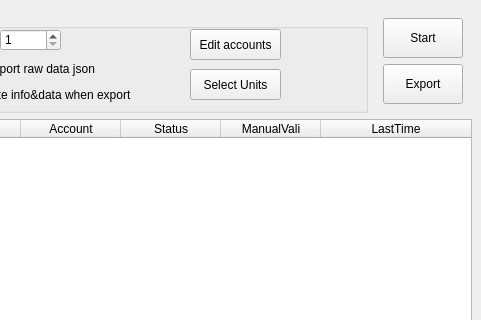
Qt form ui_parts/autobox.ui (cca2878/autobox) before a commit; both pictures show x 89 to 570 and y 0 to 320 of the 570 by 620 pixel window.
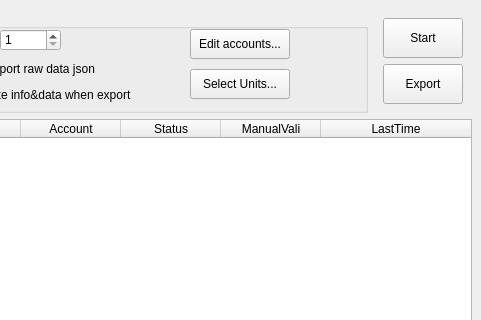
The same form after that commit.

Commit message: Support importing accounts & Fix xlsx export & Support auto updating version 新增账号导入；重构excel导出器；支持自动更新游戏版本号（如果你b的安装包命名规则不变

Diff of the .ui file:
```diff
--- a/ui_parts/autobox.ui
+++ b/ui_parts/autobox.ui
@@ -58,12 +58,12 @@
           <rect>
            <x>270</x>
            <y>20</y>
-           <width>91</width>
-           <height>31</height>
+           <width>100</width>
+           <height>30</height>
           </rect>
          </property>
          <property name="text">
-          <string>Edit accounts</string>
+          <string>Edit accounts...</string>
          </property>
          <property name="test" stdset="0">
           <string>abc</string>
@@ -103,12 +103,12 @@
           <rect>
            <x>270</x>
            <y>60</y>
-           <width>91</width>
-           <height>31</height>
+           <width>100</width>
+           <height>30</height>
           </rect>
          </property>
          <property name="text">
-          <string>Select Units</string>
+          <string>Select Units...</string>
          </property>
         </widget>
         <widget class="QCheckBox" name="checkBoxRaw">
```
The commit also changes 18 other files.
